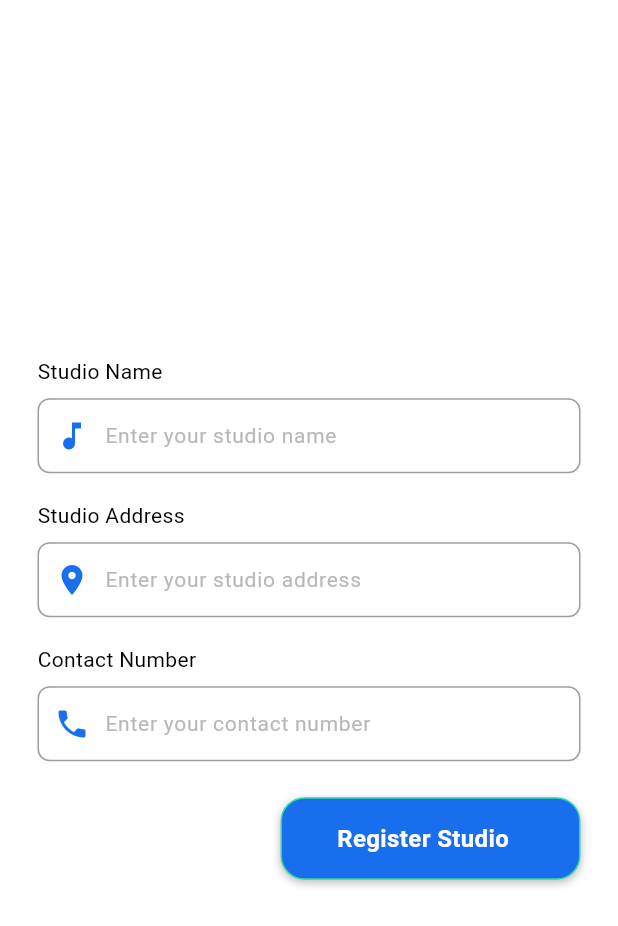
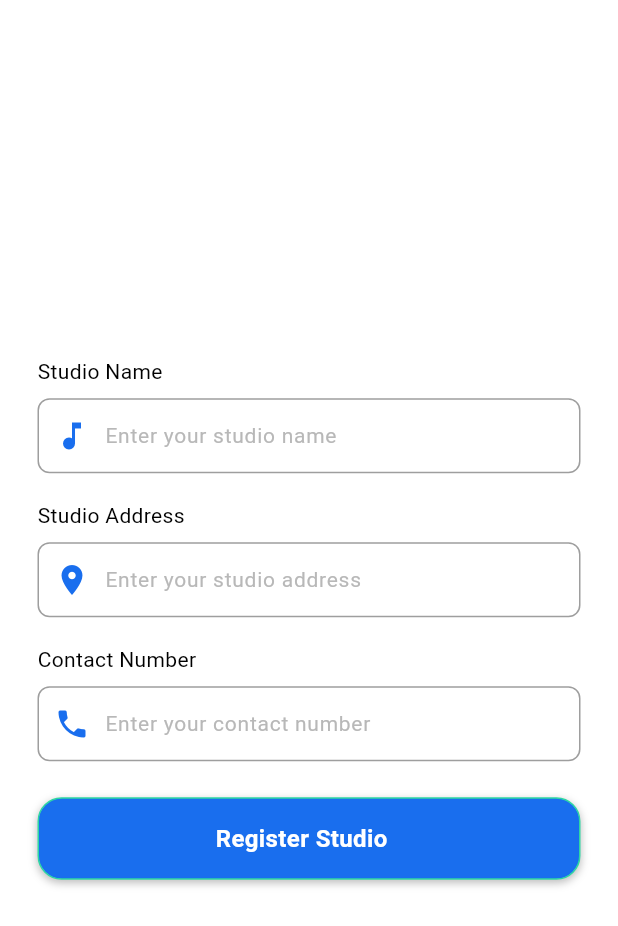
Before and after one commit to Tristaaaaan/tugtugan, a Flutter app: the screen it shows once a user with an empty profile is signed in, after a tap on "Register Studio", on a phone screen of 412 x 824 dp. Shown: the top 926 px of the screen. Run offline on Flutter 3.47's test engine with Material 3 defaults, Android fonts, the phone set to English and light mode, and no system bars; our stand-ins replace cached_network_image, cloud_firestore, firebase_auth, firebase_core, firebase_messaging, flutter_dotenv and 7 more; missing offline and left inert: mapbox_maps_flutter; accounts and stored records are empty; generated files the repository leaves out were written again.

Commit message:
Studio Registration Tester

```diff
--- a/lib/features/registration/studio_registration.dart
+++ b/lib/features/registration/studio_registration.dart
@@ -28,7 +28,7 @@ class StudioRegistration extends StatelessWidget {
           child: SingleChildScrollView(
             child: Column(
               mainAxisAlignment: MainAxisAlignment.center,
-              crossAxisAlignment: CrossAxisAlignment.center,
+              crossAxisAlignment: CrossAxisAlignment.stretch,
               children: [
                 RegularTextField(
                   key: const Key("studioName"),
@@ -55,21 +55,18 @@ class StudioRegistration extends StatelessWidget {
                   numbersOnly: true,
                 ),
                 const SizedBox(height: 24),
-                Align(
-                  alignment: Alignment.bottomRight,
-                  child: RegularButton(
+                RegularButton(
                   text: "Register Studio",
                   backgroundColor: Theme.of(context).colorScheme.primary,
                   textColor: Theme.of(context).colorScheme.surface,
                   withoutLoading: true,
                   withIcon: false,
                   onTap: () async {
+                    developer.log("Studio Name: ${studioNameController.text}");
                     developer
-                          .log("Studio Name: ${studioNameController.text}");
-                      developer.log(
-                          "Studio Address: ${studioAddressController.text}");
-                      developer.log(
-                          "Contact Number: ${contactNumberController.text}");
+                        .log("Studio Address: ${studioAddressController.text}");
+                    developer
+                        .log("Contact Number: ${contactNumberController.text}");
                     developer.log(
                       "Studio Description: ${studioDescriptionController.text}",
                     );
@@ -89,7 +86,6 @@ class StudioRegistration extends StatelessWidget {
                   buttonKey: "registerStudio",
                   suffixIcon: false,
                 ),
-                ),
               ],
             ),
           ),
```
Also changed, not shown: 1 other file. Lines whose indentation alone changed are shown as unchanged.
